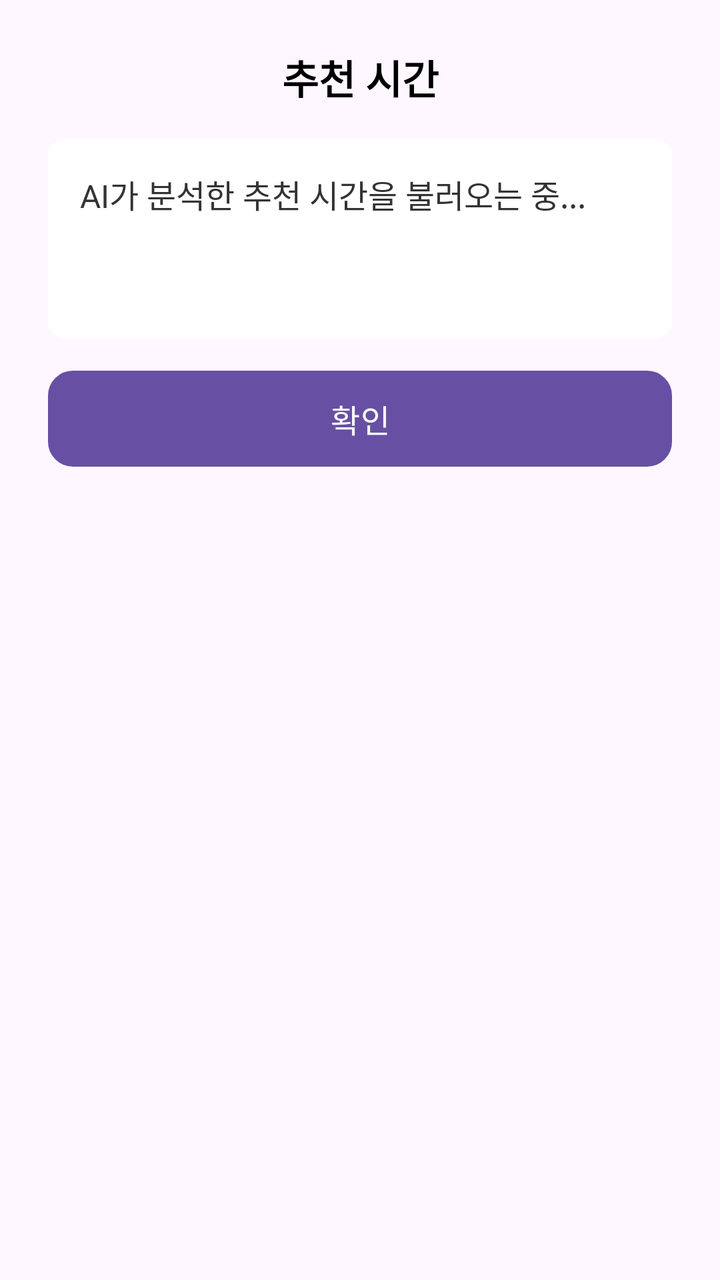
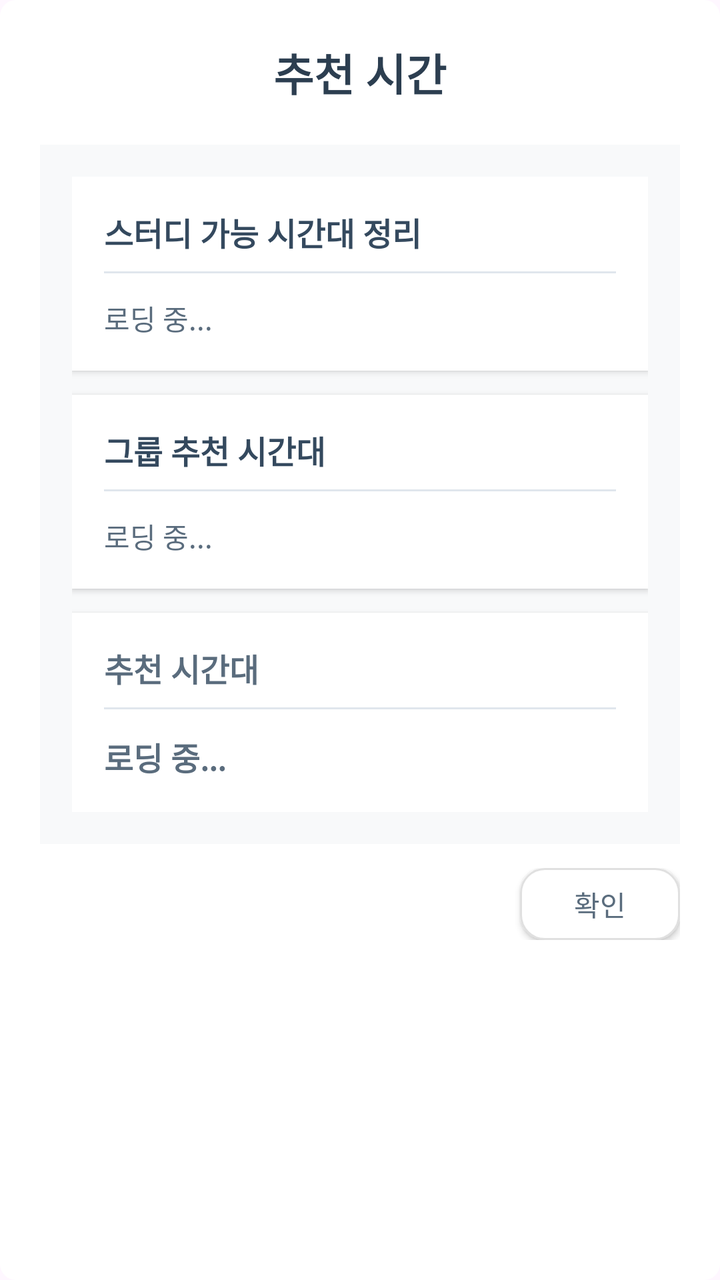

The first picture is an Android layout as it rendered before a commit; the second is the same layout after the commit. The layout source and the unified diff follow.
<!-- AndroidManifest.xml: application theme Theme.Smiti -->
<!-- res/layout/dialog_time_recommendation.xml -->
<?xml version="1.0" encoding="utf-8"?>

<LinearLayout xmlns:android="http://schemas.android.com/apk/res/android"
    android:layout_width="match_parent"
    android:layout_height="wrap_content"
    android:orientation="vertical"
    android:padding="24dp">

    
    <TextView
        android:layout_width="match_parent"
        android:layout_height="wrap_content"
        android:text="추천 시간"
        android:textSize="20sp"
        android:textStyle="bold"
        android:textColor="#000000"
        android:gravity="center"
        android:layout_marginBottom="16dp" />

    
    <ScrollView
        android:layout_width="match_parent"
        android:layout_height="wrap_content"
        android:maxHeight="300dp">

        <TextView
            android:id="@+id/tv_recommendation_content"
            android:layout_width="match_parent"
            android:layout_height="wrap_content"            android:text="AI가 분석한 추천 시간을 불러오는 중..."
            android:textSize="16sp"
            android:textColor="#333333"
            android:lineSpacingExtra="4dp"
            android:padding="16dp"
            android:background="@drawable/rounded_white_background_dialog"
            android:minHeight="100dp"
            android:gravity="top" />
    </ScrollView>

    
    <Button
        android:id="@+id/btn_confirm"
        android:layout_width="match_parent"
        android:layout_height="wrap_content"
        android:text="확인"
        android:textSize="16sp"
        android:textColor="@android:color/white"
        android:background="@drawable/button_background"
        android:layout_marginTop="16dp"
        android:minHeight="48dp" />

</LinearLayout>
<!-- resources referenced by this layout -->
<resources>
  <!-- drawable button_background (drawable) -->
  <?xml version="1.0" encoding="utf-8"?>
  <ripple xmlns:android="http://schemas.android.com/apk/res/android"
      android:color="#20000000">
      <item>
          <shape android:shape="rectangle">
              <corners android:radius="12dp" />
              <solid android:color="#FFFFFF" />
              <stroke android:width="1dp" android:color="#E0E0E0" />
          </shape>
      </item>
  </ripple>
  <!-- drawable rounded_white_background_dialog (drawable) -->
  <?xml version="1.0" encoding="utf-8"?>
  
  <shape xmlns:android="http://schemas.android.com/apk/res/android"
      android:shape="rectangle">
      <solid android:color="@color/white"/>
      <corners android:radius="8dp"/>
  </shape>
  <style name="Theme.Smiti" parent="Base.Theme.Smiti" />
  <color name="white">#FFFFFFFF</color>
  <style name="Base.Theme.Smiti" parent="Theme.Material3.DayNight.NoActionBar">
          
          
      </style>
</resources>

<!-- the commit's change to res/layout/dialog_time_recommendation.xml (unified diff, before → after) -->
@@ -4,48 +4,163 @@
     android:layout_width="match_parent"
     android:layout_height="wrap_content"
     android:orientation="vertical"
-    android:padding="24dp">
+    android:padding="20dp"
+    android:background="@drawable/rounded_white_background_dialog">
 
     
     <TextView
         android:layout_width="match_parent"
         android:layout_height="wrap_content"
         android:text="추천 시간"
-        android:textSize="20sp"
+        android:textSize="22sp"
         android:textStyle="bold"
-        android:textColor="#000000"
+        android:textColor="#2C3E50"
         android:gravity="center"
-        android:layout_marginBottom="16dp" />
+        android:layout_marginBottom="20dp" />
 
     
     <ScrollView
         android:layout_width="match_parent"
         android:layout_height="wrap_content"
-        android:maxHeight="300dp">
+        android:maxHeight="400dp"
+        android:background="#F8F9FA"
+        android:padding="16dp"
+        android:layout_marginBottom="12dp">
 
-        <TextView
-            android:id="@+id/tv_recommendation_content"
+        <LinearLayout
             android:layout_width="match_parent"
-            android:layout_height="wrap_content"            android:text="AI가 분석한 추천 시간을 불러오는 중..."
-            android:textSize="16sp"
-            android:textColor="#333333"
-            android:lineSpacingExtra="4dp"
-            android:padding="16dp"
-            android:background="@drawable/rounded_white_background_dialog"
-            android:minHeight="100dp"
-            android:gravity="top" />
+            android:layout_height="wrap_content"
+            android:orientation="vertical">
+
+            
+            <LinearLayout
+                android:layout_width="match_parent"
+                android:layout_height="wrap_content"
+                android:orientation="vertical"
+                android:background="#FFFFFF"
+                android:padding="16dp"
+                android:layout_marginBottom="12dp"
+                android:elevation="2dp">
+
+                <TextView
+                    android:layout_width="match_parent"
+                    android:layout_height="wrap_content"
+                    android:text="스터디 가능 시간대 정리"
+                    android:textSize="16sp"
+                    android:textStyle="bold"
+                    android:textColor="#34495E"
+                    android:layout_marginBottom="8dp" />
+
+                <View
+                    android:layout_width="match_parent"
+                    android:layout_height="1dp"
+                    android:background="#E0E6ED"
+                    android:layout_marginBottom="12dp" />
+
+                <TextView
+                    android:id="@+id/tv_available_times"
+                    android:layout_width="match_parent"
+                    android:layout_height="wrap_content"
+                    android:text="로딩 중..."
+                    android:textSize="14sp"
+                    android:textColor="#5A6C7D"
+                    android:lineSpacingExtra="4dp" />
+
+            </LinearLayout>
+
+            
+            <LinearLayout
+                android:layout_width="match_parent"
+                android:layout_height="wrap_content"
+                android:orientation="vertical"
+                android:background="#FFFFFF"
+                android:padding="16dp"
+                android:layout_marginBottom="12dp"
+                android:elevation="2dp">
+
+                <TextView
+                    android:layout_width="match_parent"
+                    android:layout_height="wrap_content"
+                    android:text="그룹 추천 시간대"
+                    android:textSize="16sp"
+                    android:textStyle="bold"
+                    android:textColor="#34495E"
+                    android:layout_marginBottom="8dp" />
+
+                <View
+                    android:layout_width="match_parent"
+                    android:layout_height="1dp"
+                    android:background="#E0E6ED"
+                    android:layout_marginBottom="12dp" />
+
+                <TextView
+                    android:id="@+id/tv_group_recommended_times"
+                    android:layout_width="match_parent"
+                    android:layout_height="wrap_content"
+                    android:text="로딩 중..."
+                    android:textSize="14sp"
+                    android:textColor="#5A6C7D"
+                    android:lineSpacingExtra="4dp" />
+
+            </LinearLayout>
+
+            
+            <LinearLayout
+                android:layout_width="match_parent"
+                android:layout_height="wrap_content"
+                android:orientation="vertical"
+                android:background="#FFFFFF"
+                android:padding="16dp"
+                android:elevation="2dp">
+
+                <TextView
+                    android:layout_width="match_parent"
+                    android:layout_height="wrap_content"
+                    android:text="추천 시간대"
+                    android:textSize="16sp"
+                    android:textStyle="bold"
+                    android:textColor="#5A6C7D"
+                    android:layout_marginBottom="8dp" />
+
+                <View
+                    android:layout_width="match_parent"
+                    android:layout_height="1dp"
+                    android:background="#E0E6ED"
+                    android:layout_marginBottom="12dp" />
+
+                <TextView
+                    android:id="@+id/tv_final_recommendation"
+                    android:layout_width="match_parent"
+                    android:layout_height="wrap_content"
+                    android:text="로딩 중..."
+                    android:textSize="16sp"
+                    android:textStyle="bold"
+                    android:textColor="#5A6C7D"
+                    android:lineSpacingExtra="4dp" />
+
+            </LinearLayout>
+
+        </LinearLayout>
+
     </ScrollView>
 
     
-    <Button
-        android:id="@+id/btn_confirm"
+    <LinearLayout
         android:layout_width="match_parent"
         android:layout_height="wrap_content"
-        android:text="확인"
-        android:textSize="16sp"
-        android:textColor="@android:color/white"
-        android:background="@drawable/button_background"
-        android:layout_marginTop="16dp"
-        android:minHeight="48dp" />
+        android:gravity="end">
+
+        <android.widget.Button
+            android:id="@+id/btn_confirm"
+            android:layout_width="wrap_content"
+            android:layout_height="36dp"
+            android:text="확인"
+            android:textSize="14sp"
+            android:textColor="#5A6C7D"
+            android:background="@drawable/button_background"
+            android:paddingHorizontal="24dp"
+            android:minWidth="80dp" />
+
+    </LinearLayout>
 
 </LinearLayout>
